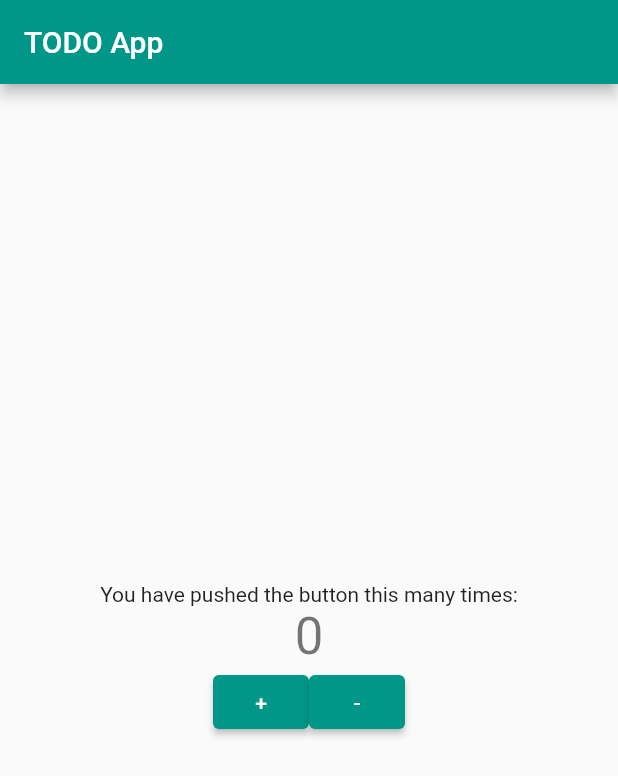
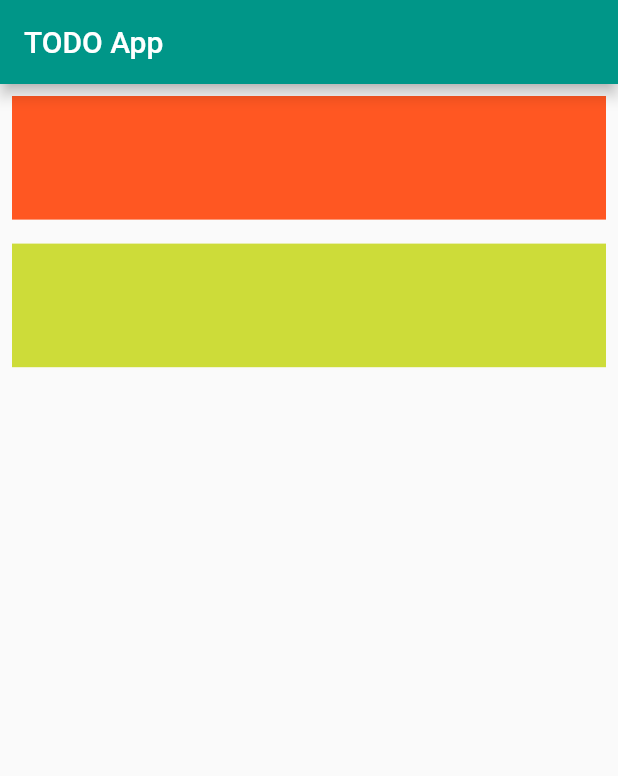
Before and after one commit to menonrudhin/todoapp, a Flutter app: the screen it shows after launch, on a phone screen of 412 x 824 dp. Shown: the top 776 px of the screen. Run offline on Flutter 3.47's test engine with Material 2 defaults, Android fonts, the phone set to English and light mode, and no system bars.

Commit message:
in some good direction

```diff
--- a/lib/main.dart
+++ b/lib/main.dart
@@ -61,6 +61,11 @@ class _MyHomePageState extends State<MyHomePage> {
     // The Flutter framework has been optimized to make rerunning build methods
     // fast, so that you can just rebuild anything that needs updating rather
     // than having to individually change instances of widgets.
+    const double val = 8.0;
+    Size screenSize = MediaQuery.of(context).size;
+    var h = screenSize.height;
+    var maxItems = 10;
+    //var h = screenSize.height;
     return Scaffold(
       appBar: AppBar(
         // Here we take the value from the MyHomePage object that was created by
@@ -70,51 +75,26 @@ class _MyHomePageState extends State<MyHomePage> {
       body: Center(
           // Center is a layout widget. It takes a single child and positions it
           // in the middle of the parent.
-          child: Column(
-        mainAxisAlignment: MainAxisAlignment.center,
-        children: [
-          Column(
-            // Column is also a layout widget. It takes a list of children and
-            // arranges them vertically. By default, it sizes itself to fit its
-            // children horizontally, and tries to be as tall as its parent.
-            //
-            // Invoke "debug painting" (press "p" in the console, choose the
-            // "Toggle Debug Paint" action from the Flutter Inspector in Android
-            // Studio, or the "Toggle Debug Paint" command in Visual Studio Code)
-            // to see the wireframe for each widget.
-            //
-            // Column has various properties to control how it sizes itself and
-            // how it positions its children. Here we use mainAxisAlignment to
-            // center the children vertically; the main axis here is the vertical
-            // axis because Columns are vertical (the cross axis would be
-            // horizontal).
-            mainAxisAlignment: MainAxisAlignment.center,
-            children: <Widget>[
-              const Text(
-                'You have pushed the button this many times:',
-              ),
-              Text(
-                '$_counter',
-                style: Theme.of(context).textTheme.headline4,
-              ),
-            ],
-          ),
-          Row(
-            mainAxisAlignment: MainAxisAlignment.center,
-            children: [
-            Column(
-              mainAxisAlignment: MainAxisAlignment.center,
-              children: [ElevatedButton(onPressed: _addTask, child: const Text('+'))],
-            ),
-            Column(
-              mainAxisAlignment: MainAxisAlignment.center,
-              children: [
-                ElevatedButton(onPressed: _removeTask, child: const Text('-'))
-              ],
-            )
-          ])
-        ],
-      )),
+          child: Column(mainAxisAlignment: MainAxisAlignment.start,
+          children: <
+              Widget>[
+                Container(
+                  padding: const EdgeInsets.all(val*3),
+                  margin: const EdgeInsets.all(val),
+                  decoration: const BoxDecoration(
+                    color: Colors.deepOrange,
+                  ),
+                  constraints: BoxConstraints.expand(height: h/maxItems),
+                ),
+                Container(
+                  padding: const EdgeInsets.all(val*3),
+                  margin: const EdgeInsets.all(val),
+                  decoration: const BoxDecoration(
+                    color: Colors.lime,
+                  ),
+                  constraints: BoxConstraints.expand(height: h/maxItems),
+                )
+              ])),
       /*floatingActionButton: FloatingActionButton(
         onPressed: _addTask,
         tooltip: 'Increment',
```
